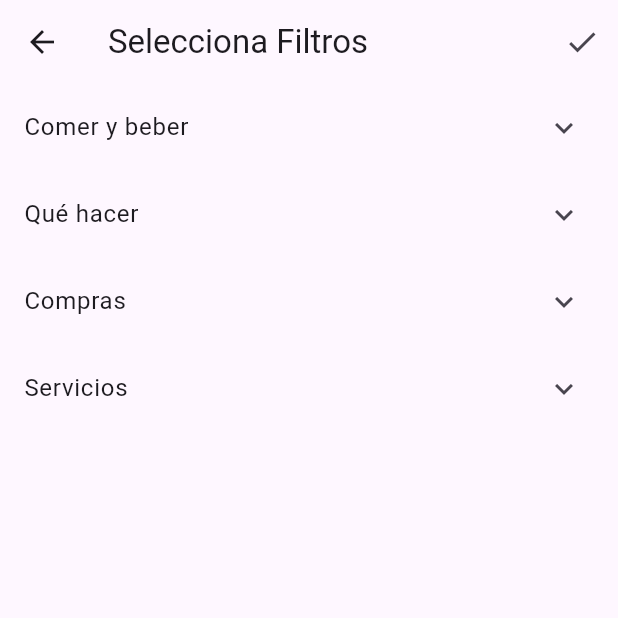
After one commit to javierbm28/freetour, a Flutter app: the Filtros screen opened directly, on a phone screen of 412 x 824 dp, the top half of it. The commit adds this screen. Run offline on Flutter 3.47's test engine with Material 3 defaults, Android fonts, the phone set to English and light mode, and no system bars; our stand-ins replace cloud_firestore, firebase_auth, firebase_core, firebase_storage, geolocator, image_picker; missing offline and left inert: mapbox_gl; accounts and stored records are empty.

Commit message:
Implementación de verificación de correo al registrarse
Se cambio la manera de poner ubicaciones y aplicar filtros (aun no acabado)

```diff
--- /dev/null
+++ b/lib/pagines/CategoriasFiltros.dart
@@ -0,0 +1,17 @@
+class Category {
+  String name;
+  Map<String, bool> subcategories;
+
+  Category(this.name, List<String> subcategories)
+      : this.subcategories = Map.fromIterable(subcategories,
+            key: (subcat) => subcat, value: (subcat) => false);
+
+  bool isVisible() => subcategories.values.any((v) => v);
+}
+
+List<Category> categories = [
+  Category("Comer y beber", ["Restaurante", "Bares", "Cafeteria", "Postres", "Tapas"]),
+  Category("Qué hacer", ["Sitios de interés", "Vida nocturna", "Música en directo", "Peliculas", "Museos"]),
+  Category("Compras", ["Supermercado", "Belleza", "Concesionarios", "Centro comerciales", "Electronica"]),
+  Category("Servicios", ["Hoteles", "Alquiler de coche", "Gasolinerias", "Estaciones de recarga", "Aparcamientos", "Hospitales y clinicas", "Farmacias"]),
+];
--- /dev/null
+++ b/lib/pagines/Filtros.dart
@@ -0,0 +1,51 @@
+import 'package:flutter/material.dart';
+import 'package:freetour/pagines/CategoriasFiltros.dart';
+
+class Filtros extends StatefulWidget {
+  final Function(List<Category>) onApplyFilters;
+
+  Filtros({required this.onApplyFilters});
+
+  @override
+  _FiltrosState createState() => _FiltrosState();
+}
+
+class _FiltrosState extends State<Filtros> {
+  @override
+  Widget build(BuildContext context) {
+    return Scaffold(
+      appBar: AppBar(
+        title: Text("Selecciona Filtros"),
+        actions: [
+          IconButton(
+            icon: Icon(Icons.check),
+            onPressed: () {
+              widget.onApplyFilters(categories);
+              Navigator.pop(context);
+            },
+          )
+        ],
+      ),
+      body: ListView(
+        children: categories.map((category) {
+          return ExpansionTile(
+            title: Text(category.name),
+            initiallyExpanded: category.isVisible(),
+            children: category.subcategories.keys.map((subcat) {
+              return CheckboxListTile(
+                title: Text(subcat),
+                value: category.subcategories[subcat],
+                onChanged: (bool? value) {
+                  setState(() {
+                    category.subcategories[subcat] = value!;
+                    // Force update to handle category level visibility
+                  });
+                },
+              );
+            }).toList(),
+          );
+        }).toList(),
+      ),
+    );
+  }
+}
--- a/lib/pagines/Pagina_Inici.dart
+++ b/lib/pagines/Pagina_Inici.dart
@@ -3,7 +3,6 @@ import 'package:flutter/material.dart';
 import 'package:freetour/components/boto_auth.dart';
 import 'package:freetour/pagines/MostrarDatos.dart';
 import 'package:freetour/pagines/Pagina_Login.dart';
-import 'package:freetour/pagines/Pagina_Mapa.dart';
 import 'package:freetour/pagines/FilterableMap.dart';
 import 'package:firebase_auth/firebase_auth.dart';
 import 'package:cloud_firestore/cloud_firestore.dart';
--- a/pubspec.yaml
+++ b/pubspec.yaml
@@ -43,6 +43,8 @@ dependencies:
   latlong2: ^0.8.1
   mapbox_gl: ^0.15.0
   flutter_mapbox_navigation: ^0.0.22
+  image_picker: ^1.0.7
+  firebase_storage: ^11.6.9
 
 dev_dependencies:
   flutter_test:
```
Also changed, not shown: lib/pagines/CrearNuevaUbicacion.dart (added, +141 -0 lines), lib/pagines/FilterableMap.dart (+31 -124 lines), lib/pagines/Pagina_Registre.dart (+40 -26 lines), pubspec.lock, 5 other files.
